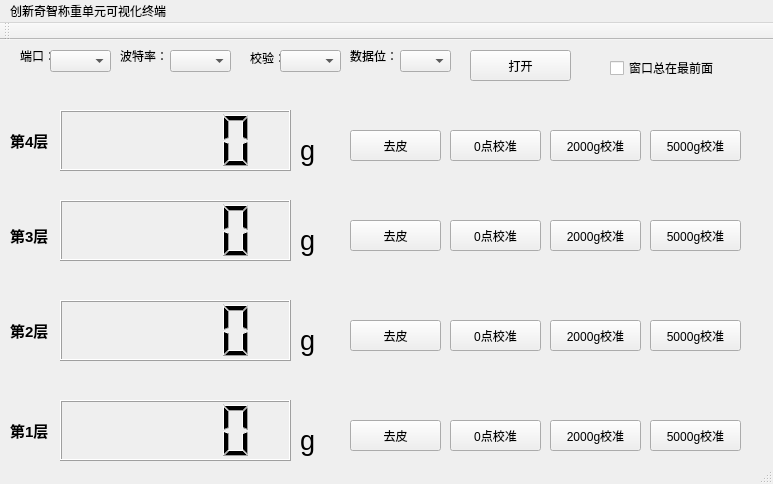
Old version of the form iw_visual_terminal/mainwindow.ui in the repository BobDeng1974/qt_iw_visual_terminal.
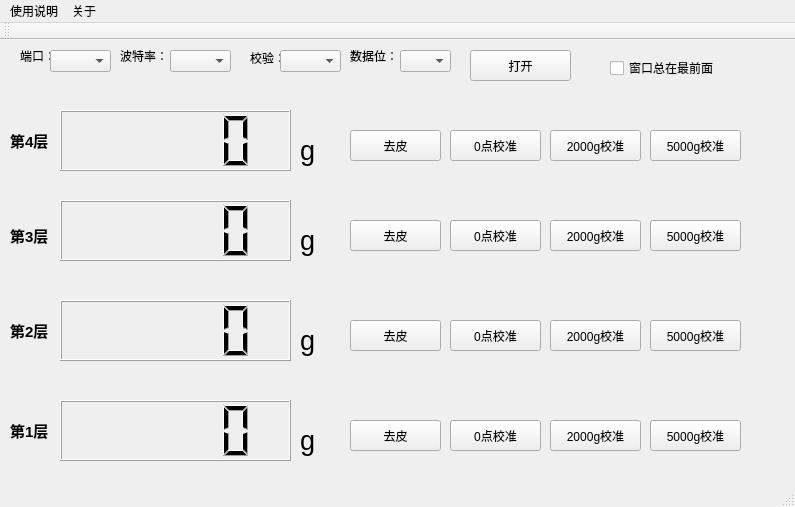
New version of the form.

Diff of the .ui file:
```diff
--- a/iw_visual_terminal/mainwindow.ui
+++ b/iw_visual_terminal/mainwindow.ui
@@ -6,8 +6,8 @@
    <rect>
     <x>0</x>
     <y>0</y>
-    <width>773</width>
-    <height>484</height>
+    <width>795</width>
+    <height>507</height>
    </rect>
   </property>
   <property name="font">
@@ -559,31 +559,37 @@
     </property>
    </widget>
   </widget>
+  <widget class="QToolBar" name="mainToolBar">
+   <attribute name="toolBarArea">
+    <enum>TopToolBarArea</enum>
+   </attribute>
+   <attribute name="toolBarBreak">
+    <bool>false</bool>
+   </attribute>
+  </widget>
+  <widget class="QStatusBar" name="statusBar"/>
   <widget class="QMenuBar" name="menuBar">
    <property name="geometry">
     <rect>
      <x>0</x>
      <y>0</y>
-     <width>773</width>
+     <width>795</width>
      <height>23</height>
     </rect>
    </property>
    <widget class="QMenu" name="menu">
     <property name="title">
-     <string>创新奇智称重单元可视化终端</string>
+     <string>使用说明</string>
+    </property>
+   </widget>
+   <widget class="QMenu" name="menu_2">
+    <property name="title">
+     <string>关于</string>
     </property>
    </widget>
    <addaction name="menu"/>
+   <addaction name="menu_2"/>
   </widget>
-  <widget class="QToolBar" name="mainToolBar">
-   <attribute name="toolBarArea">
-    <enum>TopToolBarArea</enum>
-   </attribute>
-   <attribute name="toolBarBreak">
-    <bool>false</bool>
-   </attribute>
-  </widget>
-  <widget class="QStatusBar" name="statusBar"/>
  </widget>
  <layoutdefault spacing="6" margin="11"/>
  <resources/>
```
Left out of the diff: 2 changed lines with no effect on the pictures.
